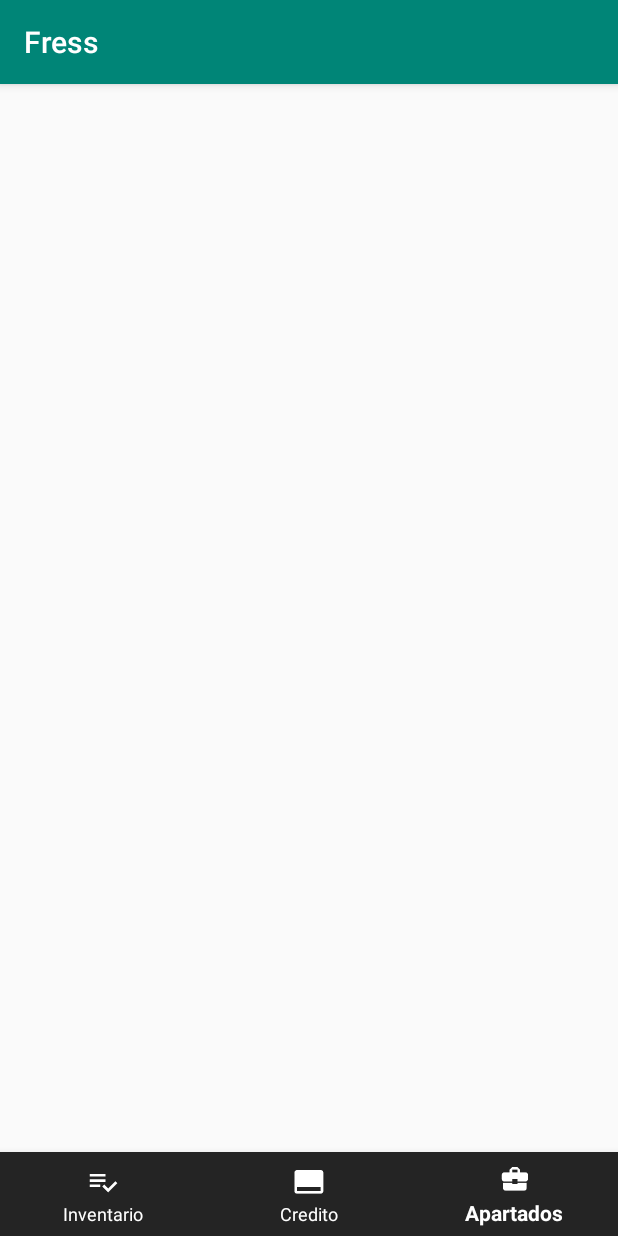
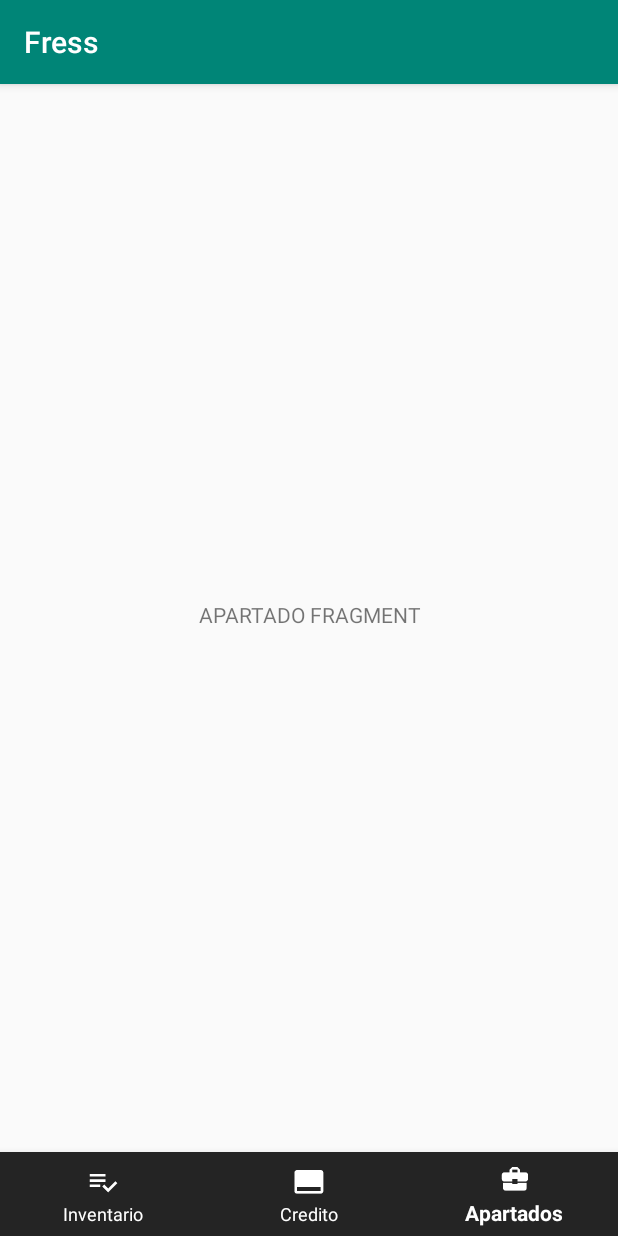
Before and after one commit to Mazter707/Fress, an Android app: the screen it shows after launch (MainActivity), item 3 of the bottom bar chosen, on a phone screen of 412 x 824 dp. Run offline under Robolectric (Android 15) with nearby library versions, the phone set to English and light mode, and no system bars.

Commit message:
BottomNavigation implementation
Se ha implementado la funcionalidad de la barra de inferior de navegacion.

```diff
--- a/app/src/main/java/jesus/com/mazter707/fress/MainActivity.java
+++ b/app/src/main/java/jesus/com/mazter707/fress/MainActivity.java
@@ -2,9 +2,15 @@ package jesus.com.mazter707.fress;
 
 import android.support.annotation.NonNull;
 import android.support.design.widget.BottomNavigationView;
+import android.support.v4.app.Fragment;
+import android.support.v4.app.FragmentTransaction;
 import android.support.v7.app.AppCompatActivity;
 import android.os.Bundle;
 import android.view.MenuItem;
+
+import jesus.com.mazter707.fress.fragments.CreditFragment;
+import jesus.com.mazter707.fress.fragments.InventoryFragment;
+import jesus.com.mazter707.fress.fragments.SalesFragment;
 
 public class MainActivity extends AppCompatActivity {
 
@@ -22,14 +28,17 @@ public class MainActivity extends AppCompatActivity {
             public boolean onNavigationItemSelected(@NonNull MenuItem menuItem) {
 
                 if (menuItem.getItemId()== R.id.menu_inventory){
+                    showSelectedFragment(new InventoryFragment());
 
                 }
 
                 if (menuItem.getItemId()== R.id.menu_credit){
+                    showSelectedFragment(new CreditFragment());
 
                 }
 
                 if (menuItem.getItemId()== R.id.menu_sales){
+                    showSelectedFragment(new SalesFragment());
 
                 }
 
@@ -37,4 +46,10 @@ public class MainActivity extends AppCompatActivity {
             }
         });
     }
+
+    private void showSelectedFragment(Fragment fragment){
+        getSupportFragmentManager().beginTransaction().replace(R.id.container, fragment)
+                .setTransition(FragmentTransaction.TRANSIT_FRAGMENT_FADE)
+                .commit();
+    }
 }
--- a/app/src/main/res/layout/activity_main.xml
+++ b/app/src/main/res/layout/activity_main.xml
@@ -8,15 +8,22 @@
     android:fitsSystemWindows="true"
     tools:context=".MainActivity">
 
+    <FrameLayout
+        android:id="@+id/container"
+        android:layout_width="match_parent"
+        android:layout_height="match_parent"
+        android:layout_marginBottom="60dp">
+
+    </FrameLayout>
+
     <android.support.design.widget.BottomNavigationView
         android:id="@+id/bottomNavigation"
         android:layout_width="match_parent"
         android:layout_height="wrap_content"
         android:layout_gravity="bottom"
-        android:background="#242424"
-        app:itemBackground="#ffffff"
-        app:itemTextColor="#ffffff"
-        app:itemIconTint="#ffffff"
+        app:itemBackground="@color/colorBlack"
+        app:itemTextColor="@color/colorWhite"
+        app:itemIconTint="@color/colorWhite"
         app:menu="@menu/main_menu">
 
     </android.support.design.widget.BottomNavigationView>
--- a/app/src/main/res/layout/fragment_sales.xml
+++ b/app/src/main/res/layout/fragment_sales.xml
@@ -9,6 +9,7 @@
     <TextView
         android:layout_width="match_parent"
         android:layout_height="match_parent"
-        android:text="APARTADO FRAGMENT" />
+        android:text="APARTADO FRAGMENT"
+        android:gravity="center"/>
 
 </FrameLayout>
--- a/app/src/main/res/values/colors.xml
+++ b/app/src/main/res/values/colors.xml
@@ -3,4 +3,6 @@
     <color name="colorPrimary">#008577</color>
     <color name="colorPrimaryDark">#00574B</color>
     <color name="colorAccent">#D81B60</color>
+    <color name="colorWhite">#FFFFFF</color>
+    <color name="colorBlack">#242424</color>
 </resources>
```
